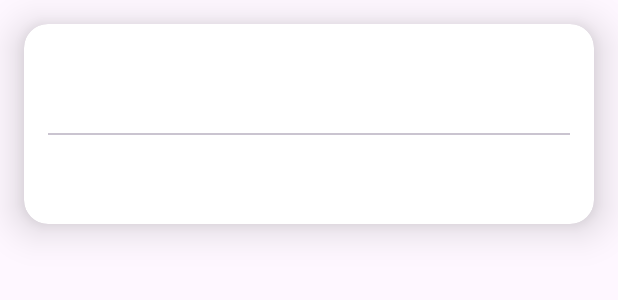
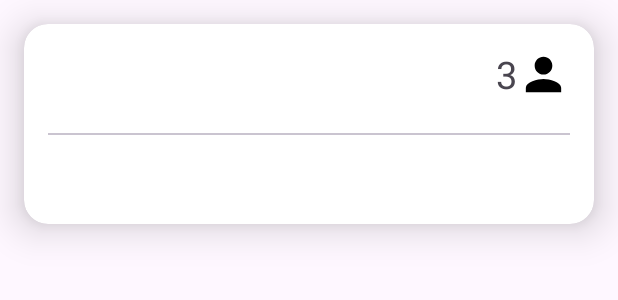
Before and after one commit to AngelZhang159/armonia-bills, an Android app: the layout item_grupo.xml on its own in the app's theme, with its tools: preview values and no code run, on a phone screen of 412 x 824 dp. Shown: the top 300 px of the screen. Run offline under Robolectric (Android 15) with nearby library versions, the phone set to English and light mode, and no system bars.

Commit message:
Commit cambios minimos

```diff
--- a/app/src/main/res/layout-land/activity_registro.xml
+++ b/app/src/main/res/layout-land/activity_registro.xml
@@ -32,7 +32,7 @@
             android:orientation="horizontal">
 
 
-            <de.hdodenhof.circleimageview.CircleImageView xmlns:app="http://schemas.android.com/apk/res-auto"
+            <de.hdodenhof.circleimageview.CircleImageView
 
                 android:id="@+id/imvPerfil"
                 android:layout_width="100dp"
--- a/app/src/main/res/layout/activity_registro.xml
+++ b/app/src/main/res/layout/activity_registro.xml
@@ -26,7 +26,7 @@
             android:textSize="@dimen/tam_tv_bienvenida"
             android:textStyle="bold" />
 
-        <de.hdodenhof.circleimageview.CircleImageView xmlns:app="http://schemas.android.com/apk/res-auto"
+        <de.hdodenhof.circleimageview.CircleImageView
             android:id="@+id/imvPerfil"
             android:layout_width="100dp"
             android:layout_height="100dp"
--- a/app/src/main/res/layout/item_grupo.xml
+++ b/app/src/main/res/layout/item_grupo.xml
@@ -34,13 +34,15 @@
                 android:orientation="horizontal">
 
                 <TextView
+                    android:text="3"
+                    android:layout_marginStart="@dimen/margen"
                     android:id="@+id/tvNumPersonasGrupo"
                     android:layout_width="wrap_content"
                     android:layout_height="wrap_content"
                     android:textSize="25sp" />
 
                 <ImageView
-                    android:layout_marginStart="@dimen/margen"
+                    android:src="@drawable/baseline_person_24"
                     android:layout_width="35dp"
                     android:layout_height="35dp" />
 
```
